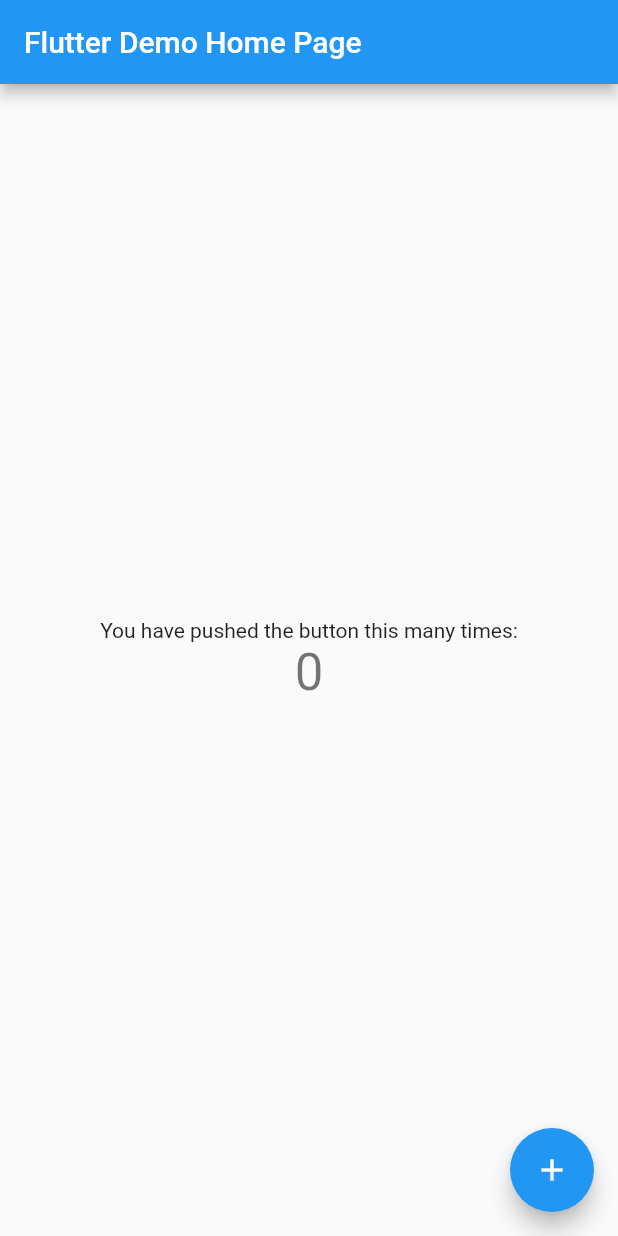
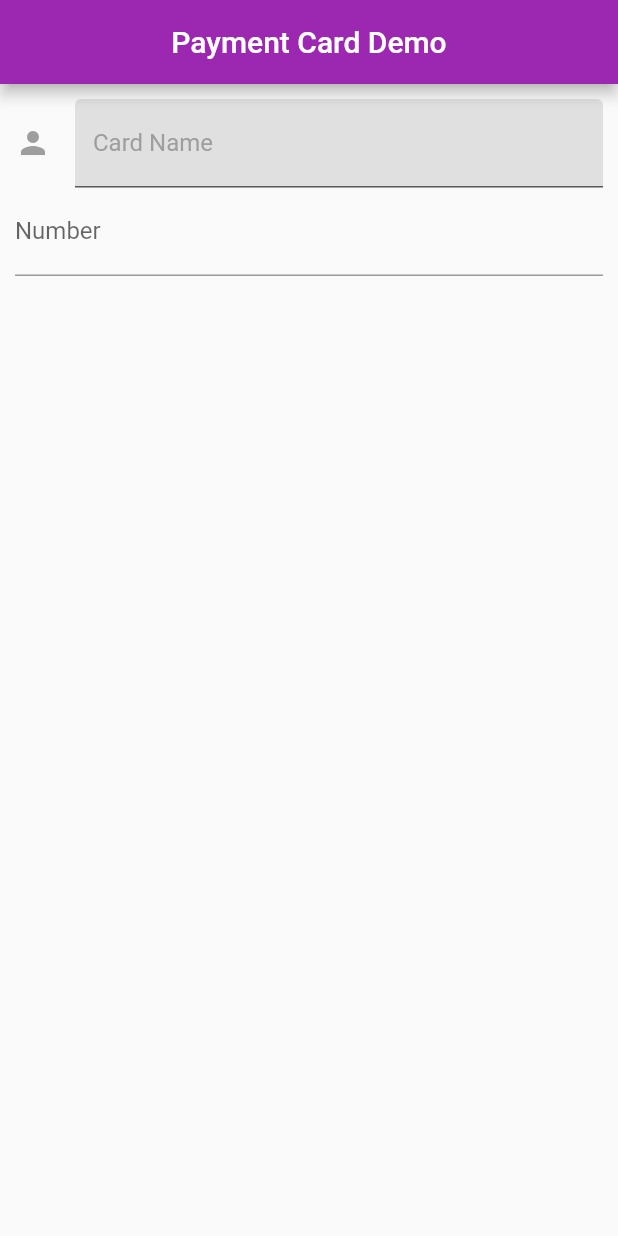
Before and after one commit to nurfajarismail/Task_2_Udacoding, a Flutter app: the screen it shows after launch, on a phone screen of 412 x 824 dp. Run offline on Flutter 3.47's test engine with Material 2 defaults, Android fonts, the phone set to English and light mode, and no system bars.

Commit message:
add paymentpage

```diff
--- a/lib/main.dart
+++ b/lib/main.dart
@@ -1,4 +1,5 @@
 import 'package:flutter/material.dart';
+import 'package:task_2/paymentPage.dart';
 
 void main() {
   runApp(MyApp());
@@ -9,105 +10,7 @@ class MyApp extends StatelessWidget {
   @override
   Widget build(BuildContext context) {
     return MaterialApp(
-      title: 'Flutter Demo',
-      theme: ThemeData(
-        // This is the theme of your application.
-        //
-        // Try running your application with "flutter run". You'll see the
-        // application has a blue toolbar. Then, without quitting the app, try
-        // changing the primarySwatch below to Colors.green and then invoke
-        // "hot reload" (press "r" in the console where you ran "flutter run",
-        // or simply save your changes to "hot reload" in a Flutter IDE).
-        // Notice that the counter didn't reset back to zero; the application
-        // is not restarted.
-        primarySwatch: Colors.blue,
-      ),
-      home: MyHomePage(title: 'Flutter Demo Home Page'),
+      home: PaymentPage(),
     );
   }
 }
-
-class MyHomePage extends StatefulWidget {
-  MyHomePage({Key key, this.title}) : super(key: key);
-
-  // This widget is the home page of your application. It is stateful, meaning
-  // that it has a State object (defined below) that contains fields that affect
-  // how it looks.
-
-  // This class is the configuration for the state. It holds the values (in this
-  // case the title) provided by the parent (in this case the App widget) and
-  // used by the build method of the State. Fields in a Widget subclass are
-  // always marked "final".
-
-  final String title;
-
-  @override
-  _MyHomePageState createState() => _MyHomePageState();
-}
-
-class _MyHomePageState extends State<MyHomePage> {
-  int _counter = 0;
-
-  void _incrementCounter() {
-    setState(() {
-      // This call to setState tells the Flutter framework that something has
-      // changed in this State, which causes it to rerun the build method below
-      // so that the display can reflect the updated values. If we changed
-      // _counter without calling setState(), then the build method would not be
-      // called again, and so nothing would appear to happen.
-      _counter++;
-    });
-  }
-
-  @override
-  Widget build(BuildContext context) {
-    // This method is rerun every time setState is called, for instance as done
-    // by the _incrementCounter method above.
-    //
-    // The Flutter framework has been optimized to make rerunning build methods
-    // fast, so that you can just rebuild anything that needs updating rather
-    // than having to individually change instances of widgets.
-    return Scaffold(
-      appBar: AppBar(
-        // Here we take the value from the MyHomePage object that was created by
-        // the App.build method, and use it to set our appbar title.
-        title: Text(widget.title),
-      ),
-      body: Center(
-        // Center is a layout widget. It takes a single child and positions it
-        // in the middle of the parent.
-        child: Column(
-          // Column is also a layout widget. It takes a list of children and
-          // arranges them vertically. By default, it sizes itself to fit its
-          // children horizontally, and tries to be as tall as its parent.
-          //
-          // Invoke "debug painting" (press "p" in the console, choose the
-          // "Toggle Debug Paint" action from the Flutter Inspector in Android
-          // Studio, or the "Toggle Debug Paint" command in Visual Studio Code)
-          // to see the wireframe for each widget.
-          //
-          // Column has various properties to control how it sizes itself and
-          // how it positions its children. Here we use mainAxisAlignment to
-          // center the children vertically; the main axis here is the vertical
-          // axis because Columns are vertical (the cross axis would be
-          // horizontal).
-          mainAxisAlignment: MainAxisAlignment.center,
-          children: <Widget>[
-            Text(
-              'You have pushed the button this many times:',
-            ),
-            Text(
-              '$_counter',
-              style: Theme.of(context).textTheme.headline4,
-            ),
-          ],
-        ),
-      ),
-      floatingActionButton: FloatingActionButton(
-        onPressed: _incrementCounter,
-        tooltip: 'Increment',
-        child: Icon(Icons.add),
-      ), // This trailing comma makes auto-formatting nicer for build methods.
-    );
-  }
-}
--- /dev/null
+++ b/lib/paymentPage.dart
@@ -0,0 +1,42 @@
+import 'package:flutter/material.dart';
+
+class PaymentPage extends StatelessWidget {
+  @override
+  Widget build(BuildContext context) {
+    return Scaffold(
+      appBar: AppBar(
+        centerTitle: true,
+        backgroundColor: Colors.purple,
+        title: Text(
+          "Payment Card Demo",
+          textAlign: TextAlign.center,
+        ),
+      ),
+      body: Container(
+        padding: EdgeInsets.all(10),
+        child: Column(
+          children: [
+            Container(
+              child: TextField(
+                decoration: InputDecoration(
+                    labelStyle: TextStyle(color: Colors.grey),
+                    filled: true,
+                    fillColor: Colors.grey[300],
+                    icon: Icon(
+                      Icons.person,
+                      color: Colors.grey,
+                    ),
+                    labelText: "Card Name"),
+              ),
+            ),
+            Container(
+              child: TextField(
+                decoration: InputDecoration(labelText: "Number"),
+              ),
+            )
+          ],
+        ),
+      ),
+    );
+  }
+}
```
